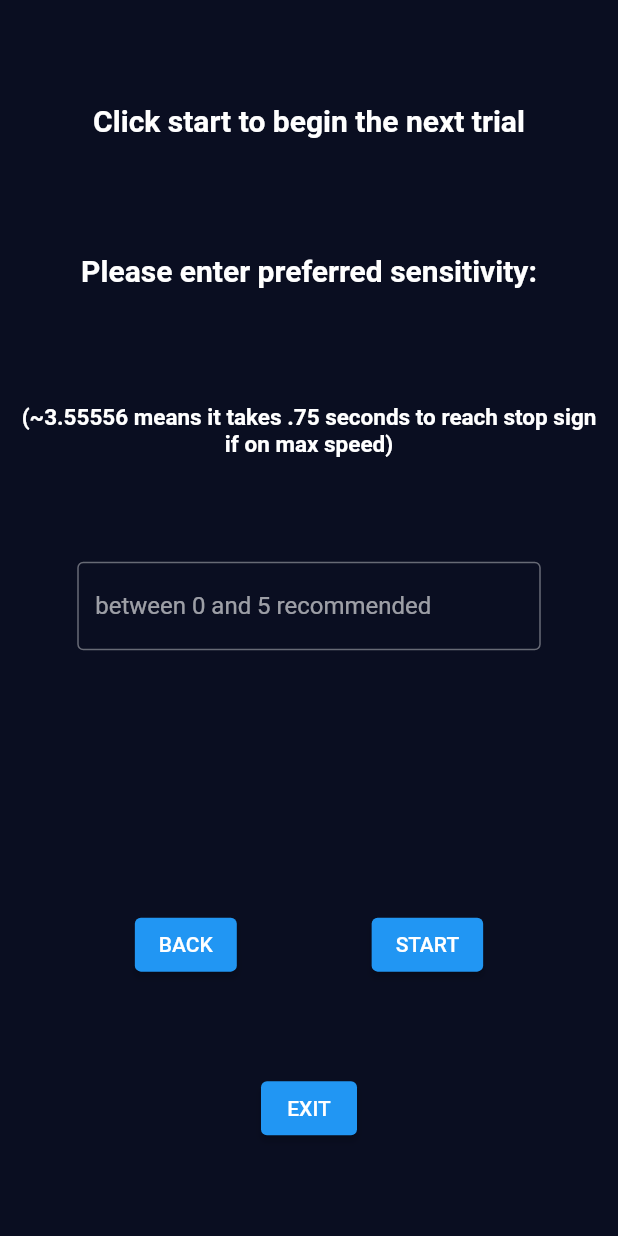
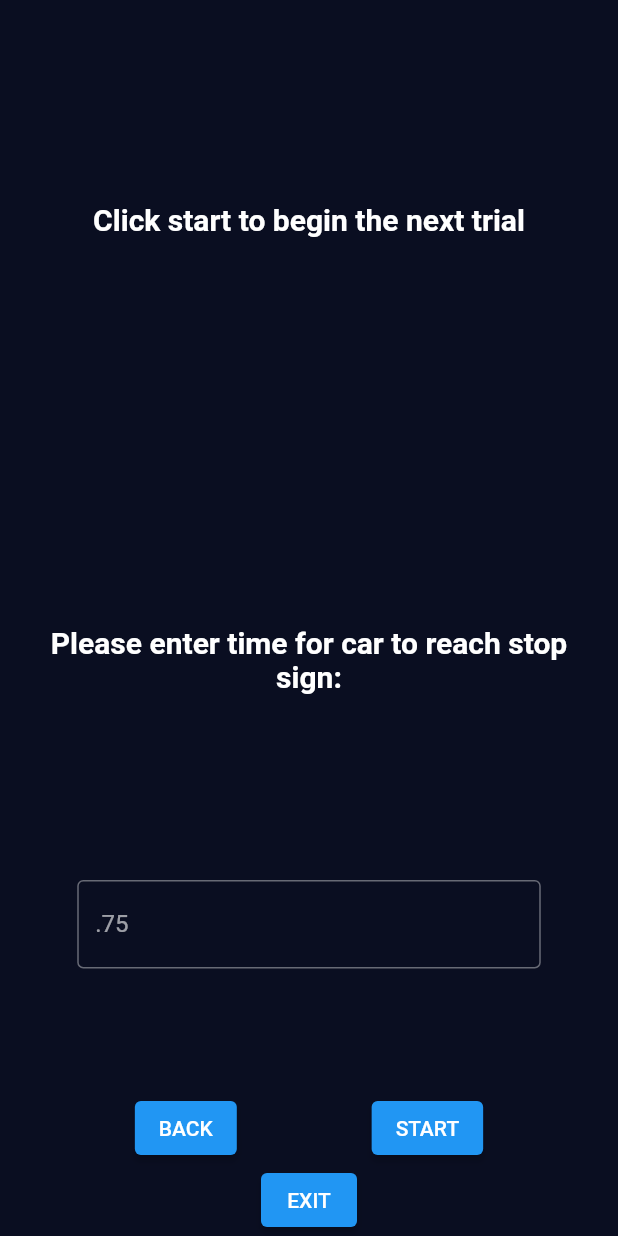
Before and after one commit to florencelarkin/ramp_task, a Flutter app: the ContinuationPage screen opened directly with empty values, on a phone screen of 412 x 824 dp. Run offline on Flutter 3.47's test engine with Material 2 defaults, Android fonts, the phone set to English and light mode, and no system bars; our stand-ins replace sensors.

Commit message:
enter in time instead

```diff
--- a/lib/continue_trial.dart
+++ b/lib/continue_trial.dart
@@ -1,6 +1,7 @@
 import 'main_page.dart';
 import 'quit_screen.dart';
 import 'package:flutter/material.dart';
+import 'package:flutter/services.dart';
 
 class ContinuationPage extends StatefulWidget {
   ContinuationPage(
@@ -38,8 +39,8 @@ class _ContinuationPageState extends State<ContinuationPage> {
   int blockNumber;
   double lpc;
 
-  String velocityString = '3.56';
-  double velocity = 160.0;
+  String timeString = '0.75';
+  double timeMax = 160.0;
   showAlertDialog(BuildContext context) {
     // set up the button
     Widget okButton = ElevatedButton(
@@ -67,10 +68,11 @@ class _ContinuationPageState extends State<ContinuationPage> {
   Widget build(BuildContext context) {
     return Scaffold(
       body: Column(
-        mainAxisAlignment: MainAxisAlignment.spaceEvenly,
+        mainAxisAlignment: MainAxisAlignment.start,
         crossAxisAlignment: CrossAxisAlignment.center,
         children: <Widget>[
-          Padding(
+          Expanded(
+            child: Padding(
               padding: const EdgeInsets.all(8.0),
               child: Center(
                 child: Text(
@@ -83,25 +85,16 @@ class _ContinuationPageState extends State<ContinuationPage> {
                 ),
               ),
             ),
-          Padding(
-            padding: const EdgeInsets.all(8.0),
+          ),
+          Expanded(
+            child: Padding(
+              padding: const EdgeInsets.all(16.0),
               child: Center(
                 child: Text(
-                'Please enter preferred sensitivity:',
+                  'Please enter time for car to reach stop sign:',
+                  textAlign: TextAlign.center,
                   style: TextStyle(fontSize: 20.0, fontWeight: FontWeight.bold),
                 ),
-            ),
-          ),
-          Padding(
-            padding: const EdgeInsets.all(8.0),
-            child: Center(
-              child: Text(
-                '(~3.55556 means it takes .75 seconds to reach stop sign if on max speed)',
-                style: TextStyle(
-                    fontSize: 15.0,
-                    fontWeight: FontWeight.bold,
-                    color: Colors.white),
-                textAlign: TextAlign.center,
               ),
             ),
           ),
@@ -111,37 +104,38 @@ class _ContinuationPageState extends State<ContinuationPage> {
                   border: OutlineInputBorder(
                     borderSide: BorderSide(color: Colors.white),
                   ),
-                  hintText: 'between 0 and 5 recommended'),
+                  hintText: '.75'),
               onChanged: (value) {
-                velocityString = value;
+                timeString = value;
               },
             ),
             width: MediaQuery.of(context).size.width * 0.75,
           ),
-          SizedBox(height: 50.0),
+          SizedBox(height: MediaQuery.of(context).size.height * .1),
           Row(
             mainAxisAlignment: MainAxisAlignment.spaceEvenly,
             children: [
               ElevatedButton(
                   child: Text('BACK'),
                   onPressed: () {
+                    SystemChannels.textInput.invokeMethod('TextInput.hide');
                     Navigator.pop(context);
                   }),
               ElevatedButton(
                   child: Text('START'),
                   onPressed: () {
                     trialNumber++;
-
-                    if (velocityString.contains(new RegExp(r'[0-9\.]'))) {
-                      if (velocityString == '.') {
+                    SystemChannels.textInput.invokeMethod('TextInput.hide');
+                    if (timeString.contains(new RegExp(r'[0-9\.]'))) {
+                      if (timeString == '.') {
                         showAlertDialog(context);
-                      } else if (velocityString != '3.56') {
-                        velocity = double.parse(velocityString);
+                      } else if (timeString != '.75') {
+                        timeMax = double.parse(timeString);
                         Navigator.push(
                           context,
                           MaterialPageRoute(
                             builder: (context) => MainPage(
-                                maxVelocity: velocity,
+                                timeMax: timeMax,
                                 subjectId: subjectId,
                                 uuid: uuid,
                                 trialNumber: trialNumber,
@@ -149,13 +143,13 @@ class _ContinuationPageState extends State<ContinuationPage> {
                                 lpc: lpc),
                           ),
                         );
-                      } else if (velocityString == '3.56') {
-                        velocity = 3.5555555555555556;
+                      } else {
+                        timeMax = 0.75;
                         Navigator.push(
                           context,
                           MaterialPageRoute(
                             builder: (context) => MainPage(
-                              maxVelocity: velocity,
+                              timeMax: timeMax,
                               subjectId: subjectId,
                               uuid: uuid,
                               trialNumber: trialNumber,
@@ -164,7 +158,7 @@ class _ContinuationPageState extends State<ContinuationPage> {
                             ),
                           ),
                         );
-                      } else {}
+                      }
                     } else {
                       showAlertDialog(context);
                     }
```
Also changed, not shown: lib/car_engine.dart (+4 -24 lines), lib/main_page.dart (+7 -10 lines), lib/question_page.dart (+6 -2 lines). Lines whose indentation alone changed are shown as unchanged.
